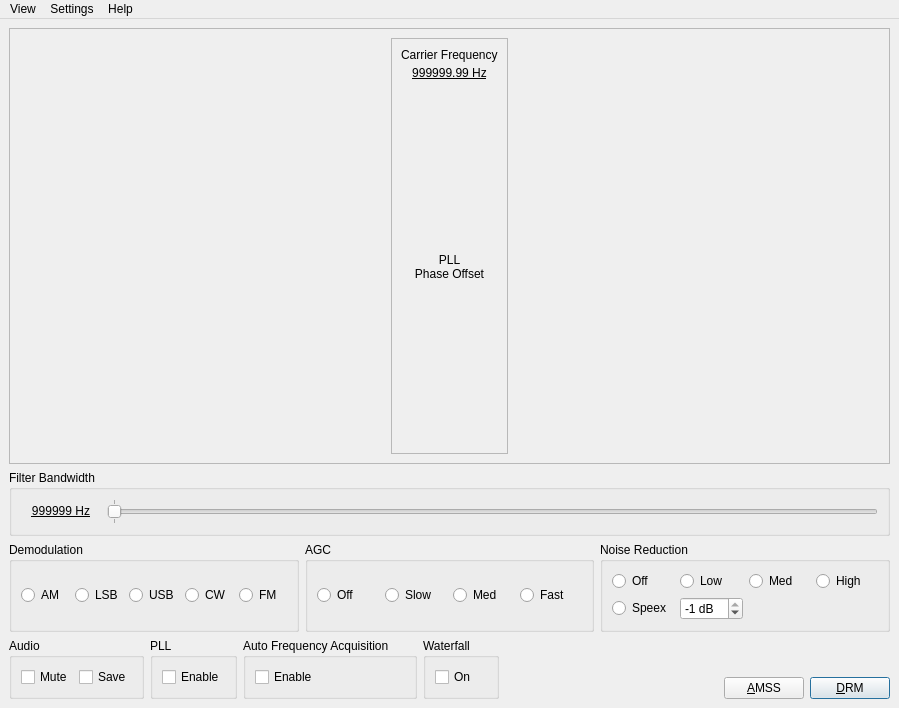
First picture: the form in dream/src/GUI-QT/AMMainWindow.ui, repository mmjee/dream-patched, before the edit.
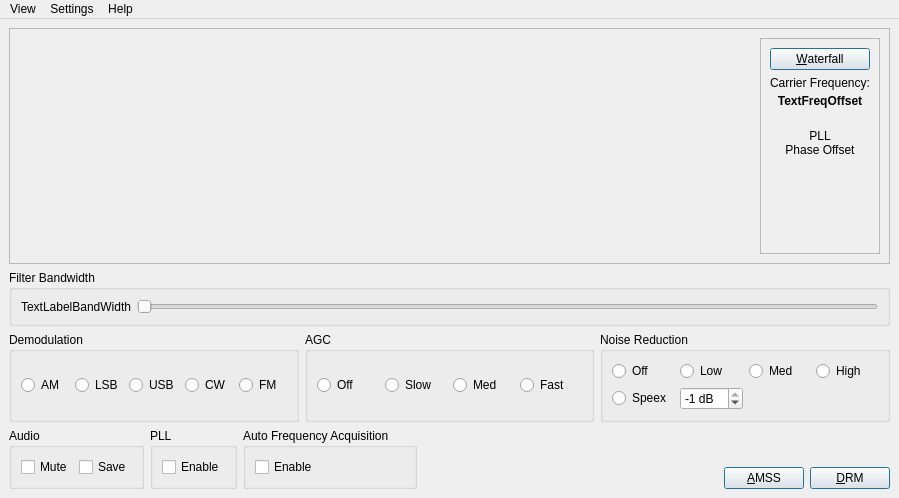
Second picture: the form after the edit. Icons and pictures are not drawn. Custom widgets are drawn as their Qt base class.

Diff of the .ui file:
```diff
--- a/dream/src/GUI-QT/AMMainWindow.ui
+++ b/dream/src/GUI-QT/AMMainWindow.ui
@@ -7,7 +7,7 @@
     <x>0</x>
     <y>0</y>
     <width>899</width>
-    <height>708</height>
+    <height>498</height>
    </rect>
   </property>
   <property name="windowTitle">
@@ -35,12 +35,19 @@
       </property>
       <layout class="QHBoxLayout" name="horizontalLayout">
        <item>
-        <layout class="QVBoxLayout" name="plotLayout"/>
+        <widget class="QwtPlot" name="plot">
+         <property name="sizePolicy">
+          <sizepolicy hsizetype="MinimumExpanding" vsizetype="Expanding">
+           <horstretch>0</horstretch>
+           <verstretch>0</verstretch>
+          </sizepolicy>
+         </property>
+        </widget>
        </item>
        <item>
-        <widget class="QFrame" name="controlsFrame">
+        <widget class="QFrame" name="frame_2">
          <property name="sizePolicy">
-          <sizepolicy hsizetype="Maximum" vsizetype="Expanding">
+          <sizepolicy hsizetype="Preferred" vsizetype="Expanding">
            <horstretch>0</horstretch>
            <verstretch>0</verstretch>
           </sizepolicy>
@@ -51,40 +58,63 @@
          <property name="frameShadow">
           <enum>QFrame::Raised</enum>
          </property>
-         <layout class="QVBoxLayout" name="verticalLayout_4">
-          <item>
+         <layout class="QGridLayout" name="gridLayout_3">
+          <item row="0" column="0">
+           <widget class="QPushButton" name="ButtonWaterfall">
+            <property name="windowTitle">
+             <string/>
+            </property>
+            <property name="text">
+             <string>&amp;Waterfall</string>
+            </property>
+            <property name="checkable">
+             <bool>true</bool>
+            </property>
+            <property name="autoDefault">
+             <bool>true</bool>
+            </property>
+            <property name="default">
+             <bool>true</bool>
+            </property>
+           </widget>
+          </item>
+          <item row="1" column="0">
            <layout class="QVBoxLayout" name="verticalLayout_2">
             <property name="spacing">
              <number>0</number>
             </property>
             <item>
-             <widget class="QLabel" name="LabelCarrierFrequency">
+             <widget class="QLabel" name="LabelFreqOffset">
               <property name="sizePolicy">
-               <sizepolicy hsizetype="Minimum" vsizetype="Fixed">
+               <sizepolicy hsizetype="Minimum" vsizetype="Minimum">
                 <horstretch>0</horstretch>
                 <verstretch>0</verstretch>
                </sizepolicy>
               </property>
               <property name="text">
-               <string>Carrier Frequency</string>
+               <string>Carrier Frequency:</string>
+              </property>
+              <property name="textFormat">
+               <enum>Qt::PlainText</enum>
+              </property>
+              <property name="alignment">
+               <set>Qt::AlignBottom|Qt::AlignLeading|Qt::AlignLeft</set>
+              </property>
+              <property name="textInteractionFlags">
+               <set>Qt::NoTextInteraction</set>
               </property>
              </widget>
             </item>
             <item>
              <widget class="QPushButton" name="ButtonFreqOffset">
-              <property name="sizePolicy">
-               <sizepolicy hsizetype="Minimum" vsizetype="Fixed">
-                <horstretch>0</horstretch>
-                <verstretch>0</verstretch>
-               </sizepolicy>
-              </property>
               <property name="font">
                <font>
-                <underline>true</underline>
+                <weight>75</weight>
+                <bold>true</bold>
                </font>
               </property>
               <property name="text">
-               <string>999999.99 Hz</string>
+               <string>TextFreqOffset</string>
               </property>
               <property name="flat">
                <bool>true</bool>
@@ -93,7 +123,7 @@
             </item>
            </layout>
           </item>
-          <item>
+          <item row="2" column="0">
            <widget class="QLabel" name="TextLabelPhaseOffset">
             <property name="sizePolicy">
              <sizepolicy hsizetype="Preferred" vsizetype="Expanding">
@@ -113,6 +143,22 @@
             </property>
            </widget>
           </item>
+          <item row="3" column="0">
+           <widget class="QwtDial" name="PhaseDial" native="true">
+            <property name="minimumSize">
+             <size>
+              <width>0</width>
+              <height>70</height>
+             </size>
+            </property>
+            <property name="focusPolicy">
+             <enum>Qt::NoFocus</enum>
+            </property>
+            <property name="lineWidth" stdset="0">
+             <number>4</number>
+            </property>
+           </widget>
+          </item>
          </layout>
         </widget>
        </item>
@@ -126,17 +172,18 @@
       </property>
       <layout class="QHBoxLayout" name="horizontalLayout_5">
        <item>
-        <widget class="QPushButton" name="ButtonBandWidth">
-         <property name="font">
-          <font>
-           <underline>true</underline>
-          </font>
+        <widget class="QLabel" name="TextLabelBandWidth">
+         <property name="minimumSize">
+          <size>
+           <width>70</width>
+           <height>0</height>
+          </size>
          </property>
          <property name="text">
-          <string>999999 Hz</string>
+          <string>TextLabelBandWidth</string>
          </property>
-         <property name="flat">
-          <bool>true</bool>
+         <property name="wordWrap">
+          <bool>false</bool>
          </property>
         </widget>
        </item>
@@ -148,18 +195,9 @@
            <verstretch>0</verstretch>
           </sizepolicy>
          </property>
-         <property name="pageStep">
-          <number>1000</number>
-         </property>
          <property name="orientation">
           <enum>Qt::Horizontal</enum>
          </property>
-         <property name="tickPosition">
-          <enum>QSlider::TicksBothSides</enum>
-         </property>
-         <property name="tickInterval">
-          <number>1000</number>
-         </property>
         </widget>
        </item>
       </layout>
@@ -460,22 +498,6 @@
         </layout>
        </widget>
       </item>
-      <item>
-       <widget class="QGroupBox" name="groupBoxPlot">
-        <property name="title">
-         <string>Waterfall</string>
-        </property>
-        <layout class="QGridLayout" name="gridLayout_3">
-         <item row="0" column="0">
-          <widget class="QCheckBox" name="checkBoxWaterfall">
-           <property name="text">
-            <string>On</string>
-           </property>
-          </widget>
-         </item>
-        </layout>
-       </widget>
-      </item>
       <item>
        <spacer name="Spacer6">
         <property name="orientation">
@@ -517,22 +539,43 @@
           </property>
           <item>
            <widget class="QPushButton" name="ButtonAMSS">
+            <property name="sizePolicy">
+             <sizepolicy hsizetype="Minimum" vsizetype="Maximum">
+              <horstretch>0</horstretch>
+              <verstretch>0</verstretch>
+             </sizepolicy>
+            </property>
             <property name="windowTitle">
              <string/>
             </property>
             <property name="text">
              <string>&amp;AMSS</string>
             </property>
+            <property name="autoDefault">
+             <bool>true</bool>
+            </property>
+            <property name="default">
+             <bool>true</bool>
+            </property>
            </widget>
           </item>
           <item>
            <widget class="QPushButton" name="ButtonDRM">
+            <property name="sizePolicy">
+             <sizepolicy hsizetype="Minimum" vsizetype="Maximum">
+              <horstretch>0</horstretch>
+              <verstretch>0</verstretch>
+             </sizepolicy>
+            </property>
             <property name="windowTitle">
              <string/>
             </property>
             <property name="text">
              <string>&amp;DRM</string>
             </property>
+            <property name="autoDefault">
+             <bool>true</bool>
+            </property>
             <property name="default">
              <bool>true</bool>
             </property>
@@ -552,7 +595,7 @@
      <x>0</x>
      <y>0</y>
      <width>899</width>
-     <height>23</height>
+     <height>21</height>
     </rect>
    </property>
    <widget class="QMenu" name="menu_View">
@@ -644,6 +687,19 @@
    </property>
   </action>
  </widget>
+ <customwidgets>
+  <customwidget>
+   <class>QwtPlot</class>
+   <extends>QFrame</extends>
+   <header>qwt_plot.h</header>
+   <container>1</container>
+  </customwidget>
+  <customwidget>
+   <class>QwtDial</class>
+   <extends>QWidget</extends>
+   <header>qwt_dial.h</header>
+  </customwidget>
+ </customwidgets>
  <resources>
   <include location="res/icons.qrc"/>
  </resources>
```
Left out of the diff: 4 changed lines with no effect on the pictures.
